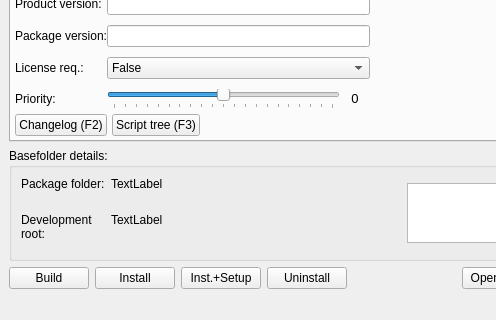
First picture: the form in oPB/ui/mainwindow.ui, repository pandel/opsiPackageBuilder, before the edit; both pictures show x 0 to 496 and y 330 to 650 of the 745 by 650 pixel window.
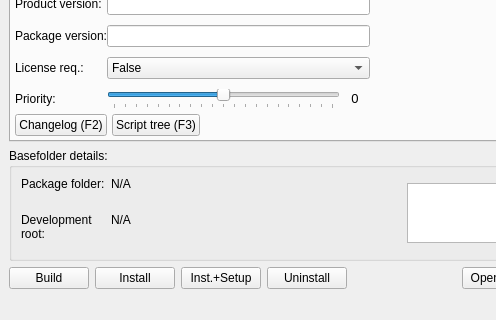
Second picture: the form after the edit. Icons and pictures are not drawn.

```diff
--- a/oPB/ui/mainwindow.ui
+++ b/oPB/ui/mainwindow.ui
@@ -1825,7 +1825,7 @@
           </size>
          </property>
          <property name="text">
-          <string>TextLabel</string>
+          <string notr="true">N/A</string>
          </property>
          <property name="alignment">
           <set>Qt::AlignLeading|Qt::AlignLeft|Qt::AlignTop</set>
@@ -1863,7 +1863,7 @@
           </size>
          </property>
          <property name="text">
-          <string>TextLabel</string>
+          <string notr="true">N/A</string>
          </property>
          <property name="alignment">
           <set>Qt::AlignLeading|Qt::AlignLeft|Qt::AlignTop</set>
```
Left out of the diff: 6 changed lines with no effect on the pictures.
